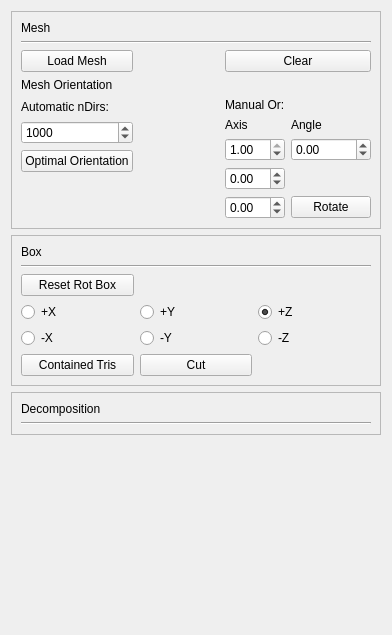
Above: gui/hf_gui.ui from cg3hci/SplitAndMill before the change. Below: the same form after it.
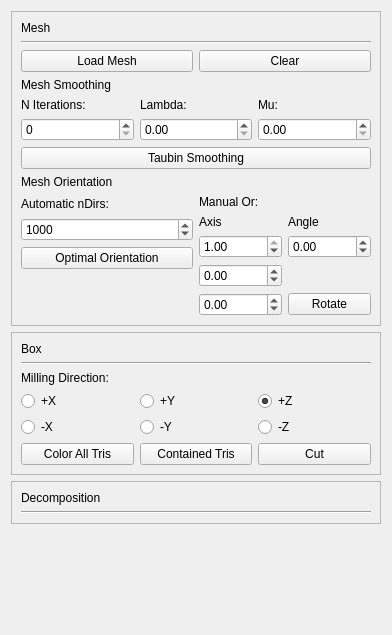
That is the form after the change.

The edit to the form file:
```diff
--- a/gui/hf_gui.ui
+++ b/gui/hf_gui.ui
@@ -23,10 +23,24 @@
       <enum>QFrame::Raised</enum>
      </property>
      <layout class="QGridLayout" name="gridLayout_3">
-      <item row="5" column="1">
-       <widget class="QPushButton" name="cutPushButton">
+      <item row="1" column="0" colspan="3">
+       <widget class="Line" name="line_2">
+        <property name="orientation">
+         <enum>Qt::Horizontal</enum>
+        </property>
+       </widget>
+      </item>
+      <item row="0" column="0">
+       <widget class="QLabel" name="label">
         <property name="text">
-         <string>Cut</string>
+         <string>Box</string>
+        </property>
+       </widget>
+      </item>
+      <item row="4" column="1">
+       <widget class="QRadioButton" name="myRadioButton">
+        <property name="text">
+         <string>-Y</string>
         </property>
        </widget>
       </item>
@@ -40,10 +54,10 @@
         </property>
        </widget>
       </item>
-      <item row="4" column="0">
-       <widget class="QRadioButton" name="mxRadioButton">
+      <item row="3" column="1">
+       <widget class="QRadioButton" name="pyRadioButton">
         <property name="text">
-         <string>-X</string>
+         <string>+Y</string>
         </property>
        </widget>
       </item>
@@ -61,45 +75,38 @@
         </property>
        </widget>
       </item>
-      <item row="0" column="0">
-       <widget class="QLabel" name="label">
+      <item row="4" column="0">
+       <widget class="QRadioButton" name="mxRadioButton">
         <property name="text">
-         <string>Box</string>
+         <string>-X</string>
         </property>
        </widget>
       </item>
-      <item row="2" column="0">
-       <widget class="QPushButton" name="resetBoxPushButton">
+      <item row="2" column="0" colspan="2">
+       <widget class="QLabel" name="label_11">
         <property name="text">
-         <string>Reset Rot Box</string>
+         <string>Milling Direction:</string>
         </property>
        </widget>
       </item>
-      <item row="3" column="1">
-       <widget class="QRadioButton" name="pyRadioButton">
+      <item row="5" column="2">
+       <widget class="QPushButton" name="cutPushButton">
         <property name="text">
-         <string>+Y</string>
+         <string>Cut</string>
         </property>
        </widget>
       </item>
-      <item row="5" column="0">
+      <item row="5" column="1">
        <widget class="QPushButton" name="containedTrisPushButton">
         <property name="text">
          <string>Contained Tris</string>
         </property>
        </widget>
       </item>
-      <item row="4" column="1">
-       <widget class="QRadioButton" name="myRadioButton">
+      <item row="5" column="0">
+       <widget class="QPushButton" name="colorAllTrisPushButton">
         <property name="text">
-         <string>-Y</string>
-        </property>
-       </widget>
-      </item>
-      <item row="1" column="0" colspan="3">
-       <widget class="Line" name="line_2">
-        <property name="orientation">
-         <enum>Qt::Horizontal</enum>
+         <string>Color All Tris</string>
         </property>
        </widget>
       </item>
@@ -121,14 +128,7 @@
       <enum>QFrame::Raised</enum>
      </property>
      <layout class="QGridLayout" name="gridLayout_2">
-      <item row="2" column="0">
-       <widget class="QPushButton" name="loadMeshPushButton">
-        <property name="text">
-         <string>Load Mesh</string>
-        </property>
-       </widget>
-      </item>
-      <item row="4" column="0">
+      <item row="6" column="0">
        <widget class="QFrame" name="frame_3">
         <property name="sizePolicy">
          <sizepolicy hsizetype="Preferred" vsizetype="Preferred">
@@ -199,21 +199,42 @@
         </layout>
        </widget>
       </item>
-      <item row="0" column="0">
-       <widget class="QLabel" name="label_2">
+      <item row="1" column="0" colspan="2">
+       <widget class="Line" name="line">
+        <property name="orientation">
+         <enum>Qt::Horizontal</enum>
+        </property>
+       </widget>
+      </item>
+      <item row="3" column="0">
+       <widget class="QLabel" name="label_12">
         <property name="text">
-         <string>Mesh</string>
+         <string>Mesh Smoothing</string>
         </property>
        </widget>
       </item>
-      <item row="2" column="2">
+      <item row="2" column="0">
+       <widget class="QPushButton" name="loadMeshPushButton">
+        <property name="text">
+         <string>Load Mesh</string>
+        </property>
+       </widget>
+      </item>
+      <item row="2" column="1">
        <widget class="QPushButton" name="clearPushButton">
         <property name="text">
          <string>Clear</string>
         </property>
        </widget>
       </item>
-      <item row="4" column="2">
+      <item row="5" column="0">
+       <widget class="QLabel" name="label_4">
+        <property name="text">
+         <string>Mesh Orientation</string>
+        </property>
+       </widget>
+      </item>
+      <item row="6" column="1">
        <widget class="QFrame" name="frame_4">
         <property name="frameShape">
          <enum>QFrame::NoFrame</enum>
@@ -320,18 +341,80 @@
         </layout>
        </widget>
       </item>
-      <item row="3" column="0">
-       <widget class="QLabel" name="label_4">
+      <item row="0" column="0">
+       <widget class="QLabel" name="label_2">
         <property name="text">
-         <string>Mesh Orientation</string>
+         <string>Mesh</string>
         </property>
        </widget>
       </item>
-      <item row="1" column="0" colspan="3">
-       <widget class="Line" name="line">
-        <property name="orientation">
-         <enum>Qt::Horizontal</enum>
+      <item row="4" column="0" colspan="2">
+       <widget class="QFrame" name="frame_6">
+        <property name="frameShape">
+         <enum>QFrame::NoFrame</enum>
         </property>
+        <property name="frameShadow">
+         <enum>QFrame::Raised</enum>
+        </property>
+        <layout class="QGridLayout" name="gridLayout_7">
+         <property name="leftMargin">
+          <number>0</number>
+         </property>
+         <property name="topMargin">
+          <number>0</number>
+         </property>
+         <property name="rightMargin">
+          <number>0</number>
+         </property>
+         <property name="bottomMargin">
+          <number>0</number>
+         </property>
+         <item row="0" column="1">
+          <widget class="QLabel" name="label_14">
+           <property name="text">
+            <string>Lambda:</string>
+           </property>
+          </widget>
+         </item>
+         <item row="1" column="1">
+          <widget class="QDoubleSpinBox" name="lambdaSpinBox">
+           <property name="locale">
+            <locale language="English" country="UnitedStates"/>
+           </property>
+          </widget>
+         </item>
+         <item row="0" column="0">
+          <widget class="QLabel" name="label_13">
+           <property name="text">
+            <string>N Iterations:</string>
+           </property>
+          </widget>
+         </item>
+         <item row="1" column="0">
+          <widget class="QSpinBox" name="nIterationsSpinBox"/>
+         </item>
+         <item row="1" column="2">
+          <widget class="QDoubleSpinBox" name="muSpinBox">
+           <property name="locale">
+            <locale language="English" country="UnitedStates"/>
+           </property>
+          </widget>
+         </item>
+         <item row="0" column="2">
+          <widget class="QLabel" name="label_15">
+           <property name="text">
+            <string>Mu:</string>
+           </property>
+          </widget>
+         </item>
+         <item row="2" column="0" colspan="3">
+          <widget class="QPushButton" name="pushButton">
+           <property name="text">
+            <string>Taubin Smoothing</string>
+           </property>
+          </widget>
+         </item>
+        </layout>
        </widget>
       </item>
      </layout>
```
